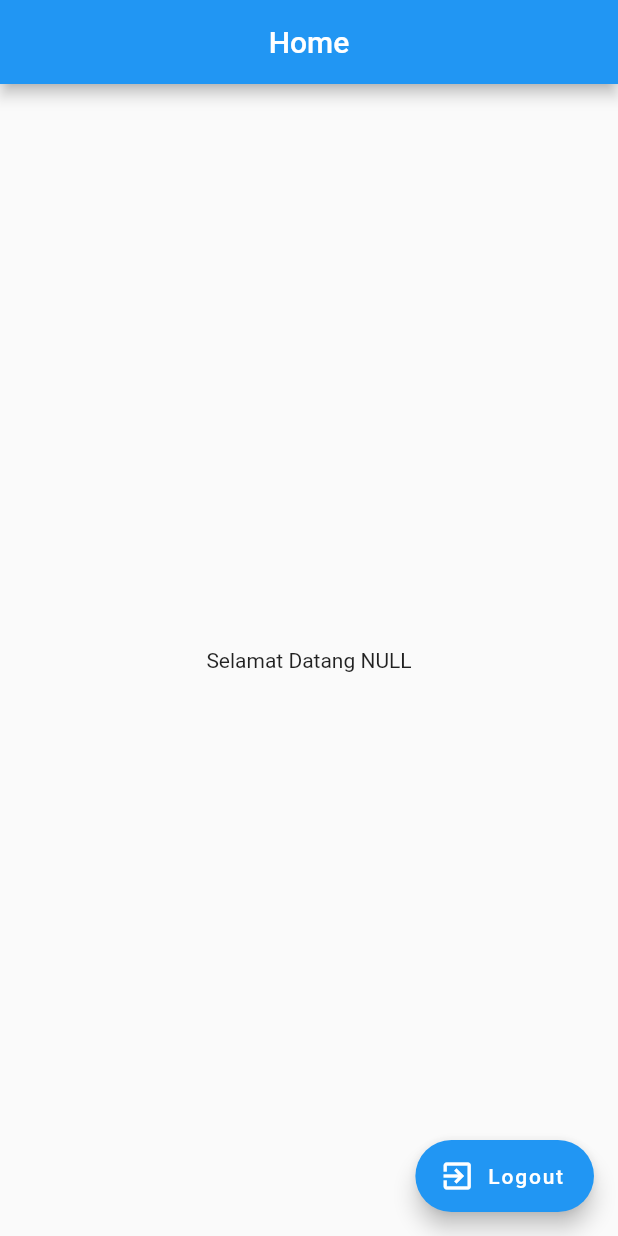
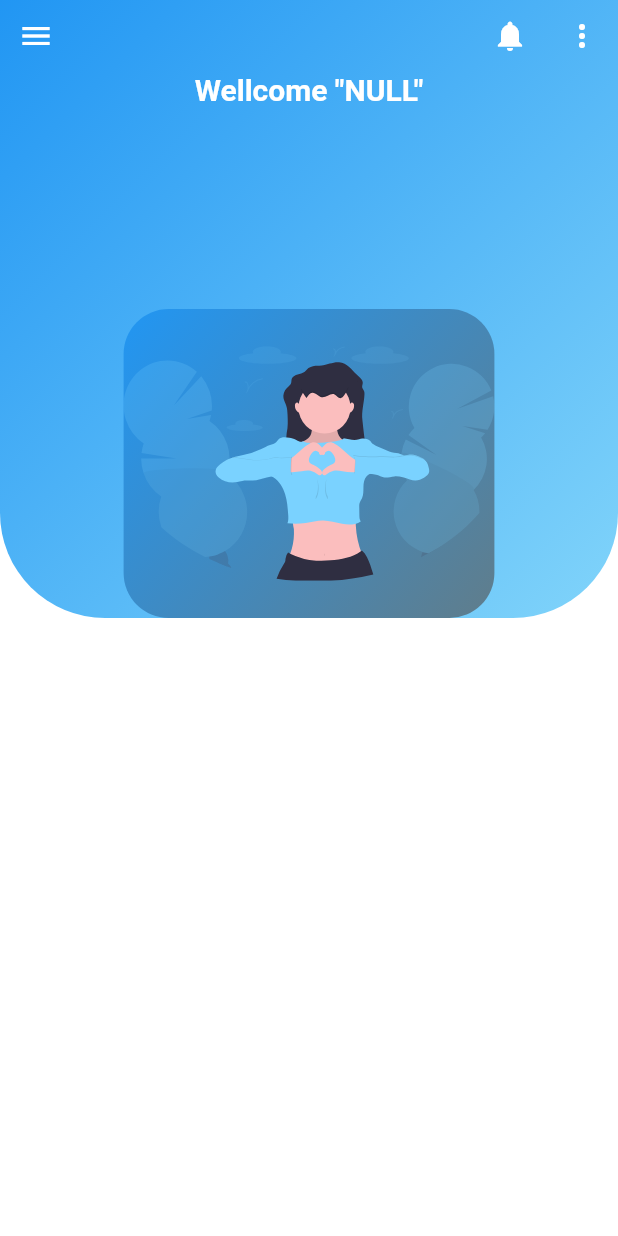
Before and after one commit to Fauzywahyudi/SubmissionFlutter, a Flutter app: the Home screen opened directly, on a phone screen of 412 x 824 dp. Run offline on Flutter 3.47's test engine with Material 2 defaults, Android fonts, the phone set to English and light mode, and no system bars; our stand-ins replace awesome_dialog, eva_icons_flutter, flutter_svg, google_fonts.

Commit message:
design home

```diff
--- a/Submission Week 2/cek_login_sederhana_flutter/lib/main.dart
+++ b/Submission Week 2/cek_login_sederhana_flutter/lib/main.dart
@@ -10,6 +10,7 @@ class MyApp extends StatelessWidget {
   Widget build(BuildContext context) {
     return MaterialApp(
       title: 'Flutter Cek Login',
+      debugShowCheckedModeBanner: false,
       theme: ThemeData(
         primarySwatch: Colors.blue,
         visualDensity: VisualDensity.adaptivePlatformDensity,
--- a/Submission Week 2/cek_login_sederhana_flutter/lib/views/home.dart
+++ b/Submission Week 2/cek_login_sederhana_flutter/lib/views/home.dart
@@ -1,5 +1,10 @@
 import 'package:cek_login_sederhana_flutter/views/login.dart';
 import 'package:flutter/material.dart';
+
+import 'package:flutter_svg/flutter_svg.dart';
+import 'package:google_fonts/google_fonts.dart';
+import 'package:eva_icons_flutter/eva_icons_flutter.dart';
+import 'package:awesome_dialog/awesome_dialog.dart';
 
 class Home extends StatefulWidget {
   final username;
@@ -13,21 +18,111 @@ class _HomeState extends State<Home> {
   @override
   Widget build(BuildContext context) {
     return Scaffold(
-      appBar: AppBar(
-        title: Text("Home"),
-        centerTitle: true,
-      ),
-      floatingActionButton: FloatingActionButton.extended(
-        onPressed: () => _logout(),
-        label: Text("Logout"),
-        icon: Icon(Icons.exit_to_app),
-      ),
-      body: Container(
-        child: Center(
-          child: Text(
-              "Selamat Datang ${widget.username.toString().toUpperCase()}"),
+      backgroundColor: Colors.blue,
+      // floatingActionButton: _buildFloatingActionButton(),
+      body: SafeArea(
+        child: Container(
+          child: Stack(
+            children: <Widget>[
+              Container(
+                height: MediaQuery.of(context).size.height,
+                color: Colors.white,
+              ),
+              Container(
+                height: MediaQuery.of(context).size.height * 0.5,
+                decoration: BoxDecoration(
+                  borderRadius: BorderRadius.only(
+                    bottomLeft: Radius.circular(70),
+                    bottomRight: Radius.circular(70),
+                  ),
+                  gradient: LinearGradient(
+                    begin: Alignment.topLeft,
+                    end: Alignment.bottomRight,
+                    colors: [Colors.blue, Colors.lightBlue[200]],
+                  ),
+                ),
+                child: Column(
+                  crossAxisAlignment: CrossAxisAlignment.center,
+                  children: <Widget>[
+                    _buildAppBar(),
+                    _buildText(),
+                    Expanded(child: Container()),
+                    Container(
+                      height: MediaQuery.of(context).size.width * 0.5,
+                      width: MediaQuery.of(context).size.width * 0.6,
+                      decoration: BoxDecoration(
+                        color: Colors.white,
+                        borderRadius: BorderRadius.circular(30),
+                        gradient: LinearGradient(
+                          begin: Alignment.topLeft,
+                          end: Alignment.bottomRight,
+                          colors: [
+                            Colors.blue,
+                            Colors.blueGrey,
+                          ],
+                        ),
+                      ),
+                      child: SvgPicture.asset("assets/images/wellcome.svg"),
+                    )
+                  ],
+                ),
+              ),
+            ],
+          ),
         ),
       ),
+    );
+  }
+
+  Text _buildText() {
+    return Text("Wellcome \"${widget.username.toString().toUpperCase()}\"",
+        style: GoogleFonts.mcLaren(
+          fontSize: 20,
+          fontWeight: FontWeight.bold,
+          color: Colors.white,
+        ));
+  }
+
+  Row _buildAppBar() {
+    return Row(
+      children: <Widget>[
+        IconButton(
+          icon: Icon(
+            Icons.menu,
+            color: Colors.white,
+          ),
+          onPressed: () {},
+        ),
+        Expanded(
+          child: Container(),
+        ),
+        Row(
+          children: <Widget>[
+            IconButton(
+              icon: Icon(
+                Icons.notifications,
+                color: Colors.white,
+              ),
+              onPressed: () {},
+            ),
+            IconButton(
+              icon: Icon(
+                Icons.more_vert,
+                color: Colors.white,
+              ),
+              onPressed: () {},
+            ),
+          ],
+        )
+      ],
+    );
+  }
+
+  FloatingActionButton _buildFloatingActionButton() {
+    return FloatingActionButton.extended(
+      onPressed: () => _logout(),
+      label: Text("Logout"),
+      icon: Icon(Icons.exit_to_app),
     );
   }
 
```
Also changed, not shown: Submission Week 2/cek_login_sederhana_flutter/assets/images/wellcome.svg (added).
